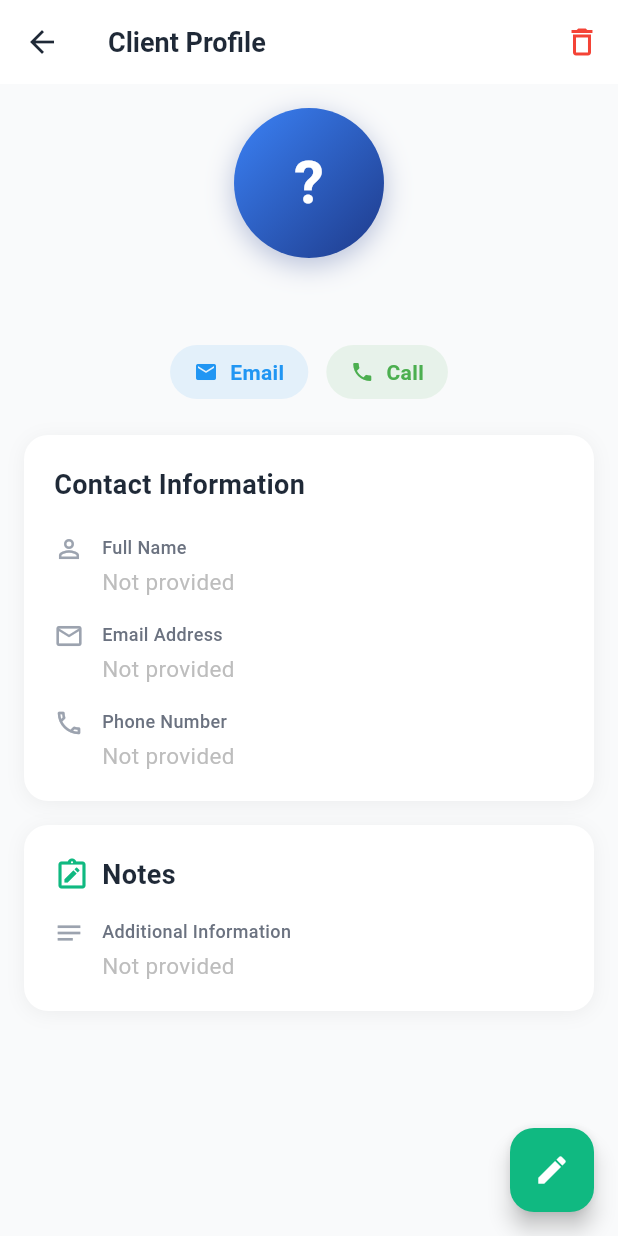
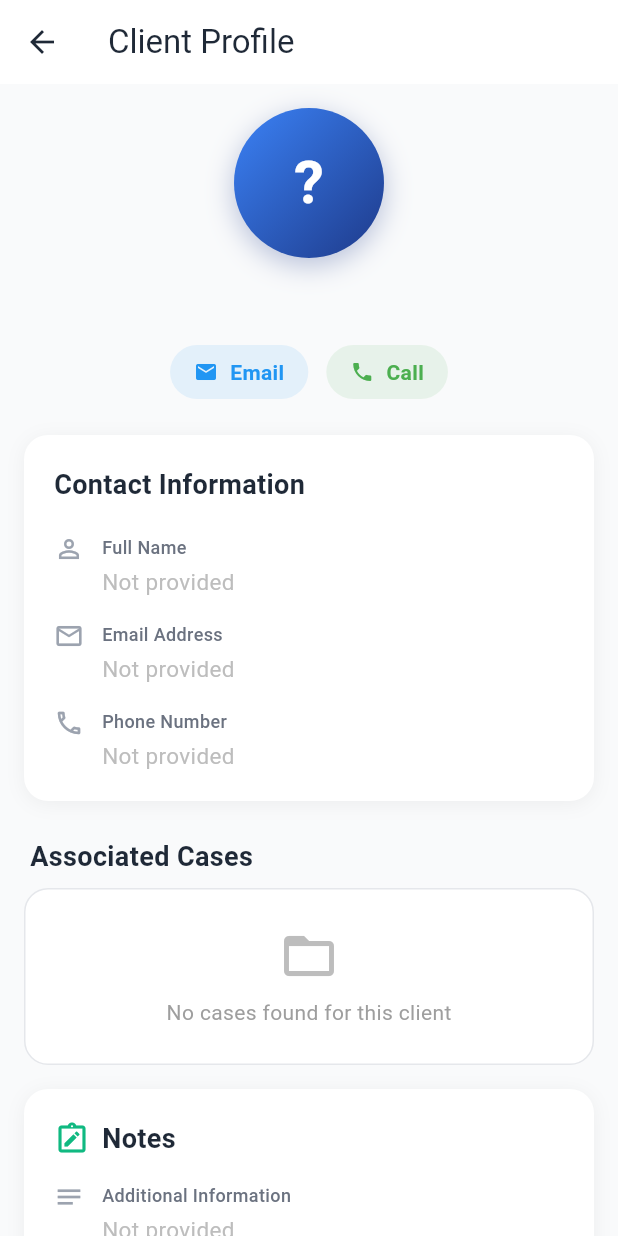
Before and after one commit to andareomondi/lawdesk, a Flutter app: the ClientDetailsPage screen opened directly with empty values, on a phone screen of 412 x 824 dp. Run offline on Flutter 3.47's test engine with Material 3 defaults, Android fonts, the phone set to English and light mode, and no system bars; our stand-ins replace connectivity_plus, delightful_toast, email_validator, file_picker, firebase_core, firebase_messaging and 9 more; missing offline and left inert: flutter_pdfview, shorebird_code_push; accounts and stored records are empty; Roboto replaces fonts that are missing (SF Pro Display).

Commit message:
Update(Clients): Linked the cases of the respective clients

```diff
--- a/lib/screens/clients/client_details_page.dart
+++ b/lib/screens/clients/client_details_page.dart
@@ -3,11 +3,13 @@ import 'package:supabase_flutter/supabase_flutter.dart';
 import 'package:lawdesk/widgets/delightful_toast.dart';
 import 'package:lawdesk/services/connectivity_service.dart';
 import 'package:lawdesk/utils/offline_action_helper.dart';
+import 'package:lawdesk/widgets/cases/details.dart';
 
 class ClientDetailsPage extends StatefulWidget {
   final Map<String, dynamic> clientData;
 
-  const ClientDetailsPage({Key? key, required this.clientData}) : super(key: key);
+  const ClientDetailsPage({Key? key, required this.clientData})
+    : super(key: key);
 
   @override
   State<ClientDetailsPage> createState() => _ClientDetailsPageState();
@@ -20,8 +22,10 @@ class _ClientDetailsPageState extends State<ClientDetailsPage> {
   late TextEditingController _phoneController;
   late TextEditingController _notesController;
 
+  List<Map<String, dynamic>> _linkedCases = [];
   bool _isEditing = false;
   bool _isLoading = false;
+  bool _isLoadingCases = true;
   bool _isOfflineMode = false;
 
   @override
@@ -29,6 +33,7 @@ class _ClientDetailsPageState extends State<ClientDetailsPage> {
     super.initState();
     _initializeControllers();
     _isOfflineMode = !connectivityService.isConnected;
+    _loadLinkedCases();
 
     connectivityService.connectionStream.listen((isConnected) {
       if (mounted) {
@@ -42,8 +47,30 @@ class _ClientDetailsPageState extends State<ClientDetailsPage> {
   void _initializeControllers() {
     _nameController = TextEditingController(text: widget.clientData['name']);
     _emailController = TextEditingController(text: widget.clientData['email']);
-    _phoneController = TextEditingController(text: widget.clientData['phone']?.toString());
+    _phoneController = TextEditingController(
+      text: widget.clientData['phone']?.toString(),
+    );
     _notesController = TextEditingController(text: widget.clientData['notes']);
+  }
+
+  Future<void> _loadLinkedCases() async {
+    setState(() => _isLoadingCases = true);
+    try {
+      final response = await _supabase
+          .from('cases')
+          .select()
+          .eq('name', widget.clientData['name']);
+
+      if (mounted) {
+        setState(() {
+          _linkedCases = List<Map<String, dynamic>>.from(response);
+          _isLoadingCases = false;
+        });
+      }
+    } catch (e) {
+      debugPrint('Error loading linked cases: $e');
+      if (mounted) setState(() => _isLoadingCases = false);
+    }
   }
 
   @override
@@ -56,24 +83,34 @@ class _ClientDetailsPageState extends State<ClientDetailsPage> {
   }
 
   Future<void> _saveChanges() async {
-    if (!OfflineActionHelper.canPerformAction(context, actionName: 'update client')) {
+    if (!OfflineActionHelper.canPerformAction(
+      context,
+      actionName: 'update client',
+    )) {
       return;
     }
 
     if (_nameController.text.trim().isEmpty) {
-      AppToast.showError(context: context, title: 'Error', message: 'Name cannot be empty');
+      AppToast.showError(
+        context: context,
+        title: 'Error',
+        message: 'Name cannot be empty',
+      );
       return;
     }
 
     setState(() => _isLoading = true);
 
     try {
-      await _supabase.from('clients').update({
+      await _supabase
+          .from('clients')
+          .update({
             'name': _nameController.text.trim(),
             'email': _emailController.text.trim(),
             'phone': int.tryParse(_phoneController.text.trim()),
             'notes': _notesController.text.trim(),
-      }).eq('id', widget.clientData['id']);
+          })
+          .eq('id', widget.clientData['id']);
 
       if (mounted) {
         setState(() {
@@ -82,21 +119,34 @@ class _ClientDetailsPageState extends State<ClientDetailsPage> {
           // Update local widget data to reflect changes immediately
           widget.clientData['name'] = _nameController.text.trim();
           widget.clientData['email'] = _emailController.text.trim();
-          widget.clientData['phone'] = int.tryParse(_phoneController.text.trim());
+          widget.clientData['phone'] = int.tryParse(
+            _phoneController.text.trim(),
+          );
           widget.clientData['notes'] = _notesController.text.trim();
         });
-        AppToast.showSuccess(context: context, title: 'Success', message: 'Client updated successfully');
+        AppToast.showSuccess(
+          context: context,
+          title: 'Success',
+          message: 'Client updated successfully',
+        );
       }
     } catch (e) {
       if (mounted) {
         setState(() => _isLoading = false);
-        AppToast.showError(context: context, title: 'Error', message: 'Failed to update client');
+        AppToast.showError(
+          context: context,
+          title: 'Error',
+          message: 'Failed to update client',
+        );
       }
     }
   }
 
   Future<void> _deleteClient() async {
-    if (!OfflineActionHelper.canPerformAction(context, actionName: 'delete client')) {
+    if (!OfflineActionHelper.canPerformAction(
+      context,
+      actionName: 'delete client',
+    )) {
       return;
     }
 
@@ -105,9 +155,13 @@ class _ClientDetailsPageState extends State<ClientDetailsPage> {
       builder: (context) => AlertDialog(
         title: const Text('Delete Client'),
         content: const Text(
-            'Are you sure you want to delete this client? This action cannot be undone.'),
+          'Are you sure you want to delete this client? This action cannot be undone.',
+        ),
         actions: [
-          TextButton(onPressed: () => Navigator.pop(context, false), child: const Text('Cancel')),
+          TextButton(
+            onPressed: () => Navigator.pop(context, false),
+            child: const Text('Cancel'),
+          ),
           TextButton(
             onPressed: () => Navigator.pop(context, true),
             style: TextButton.styleFrom(foregroundColor: Colors.red),
@@ -122,15 +176,26 @@ class _ClientDetailsPageState extends State<ClientDetailsPage> {
     setState(() => _isLoading = true);
 
     try {
-      await _supabase.from('clients').delete().eq('id', widget.clientData['id']);
+      await _supabase
+          .from('clients')
+          .delete()
+          .eq('id', widget.clientData['id']);
       if (mounted) {
-        AppToast.showSuccess(context: context, title: 'Success', message: 'Client deleted successfully');
+        AppToast.showSuccess(
+          context: context,
+          title: 'Success',
+          message: 'Client deleted successfully',
+        );
         Navigator.pop(context, true); // Return true to indicate deletion
       }
     } catch (e) {
       if (mounted) {
         setState(() => _isLoading = false);
-        AppToast.showError(context: context, title: 'Error', message: 'Failed to delete client');
+        AppToast.showError(
+          context: context,
+          title: 'Error',
+          message: 'Failed to delete client',
+        );
       }
     }
   }
@@ -146,84 +211,116 @@ class _ClientDetailsPageState extends State<ClientDetailsPage> {
           icon: const Icon(Icons.arrow_back, color: Color(0xFF1F2937)),
           onPressed: () => Navigator.pop(context),
         ),
-        title: Text(
-          _isEditing ? 'Edit Client' : 'Client Profile',
-          style: const TextStyle(
-            color: Color(0xFF1F2937),
-            fontSize: 18,
-            fontWeight: FontWeight.w600,
+        title: const Text(
+          'Client Profile',
+          style: TextStyle(color: Color(0xFF1F2937)),
         ),
       ),
-        actions: [
-          if (!_isOfflineMode && !_isEditing)
-             IconButton(
-              icon: const Icon(Icons.delete_outline, color: Colors.red),
-              onPressed: _deleteClient,
-            ),
-        ],
-      ),
-      floatingActionButton: _isOfflineMode
-          ? null
-          : FloatingActionButton(
-              onPressed: _isEditing
-                  ? _saveChanges
-                  : () => setState(() => _isEditing = true),
-              backgroundColor: const Color(0xFF10B981),
-              child: _isLoading
-                ? const CircularProgressIndicator(color: Colors.white)
-                : Icon(_isEditing ? Icons.save : Icons.edit, color: Colors.white),
-            ),
-      body: SingleChildScrollView(
+      body: RefreshIndicator(
+        onRefresh: _loadLinkedCases,
+        child: SingleChildScrollView(
+          physics: const AlwaysScrollableScrollPhysics(),
           padding: const EdgeInsets.all(16),
           child: Column(
+            crossAxisAlignment: CrossAxisAlignment.start,
             children: [
-            if (_isOfflineMode)
-              Container(
-                margin: const EdgeInsets.only(bottom: 16),
-                padding: const EdgeInsets.all(12),
-                decoration: BoxDecoration(
-                  color: const Color(0xFFFEF3C7),
-                  borderRadius: BorderRadius.circular(8),
-                  border: Border.all(color: const Color(0xFFF59E0B).withOpacity(0.3)),
-                ),
-                child: Row(
-                  children: [
-                    const Icon(Icons.cloud_off_rounded, color: Color(0xFFF59E0B), size: 18),
-                    const SizedBox(width: 10),
-                    const Text('Offline Mode: Editing is disabled', style: TextStyle(color: Color(0xFF92400E))),
-                  ],
-                ),
-              ),
-
               _buildProfileHeader(),
               const SizedBox(height: 24),
               _buildInfoCard(),
               const SizedBox(height: 16),
-            _buildNotesCard(),
 
-            if (_isEditing) ...[
-              const SizedBox(height: 16),
-              SizedBox(
-                width: double.infinity,
-                child: OutlinedButton(
-                  onPressed: () {
-                    setState(() {
-                      _isEditing = false;
-                      _initializeControllers(); // Reset changes
-                    });
-                  },
-                  style: OutlinedButton.styleFrom(
-                    padding: const EdgeInsets.symmetric(vertical: 12),
-                    shape: RoundedRectangleBorder(borderRadius: BorderRadius.circular(8)),
-                  ),
-                  child: const Text('Cancel'),
+              // Linked Cases Section
+              const Padding(
+                padding: EdgeInsets.symmetric(horizontal: 4, vertical: 8),
+                child: Text(
+                  'Associated Cases',
+                  style: TextStyle(
+                    fontSize: 18,
+                    fontWeight: FontWeight.bold,
+                    color: Color(0xFF1F2937),
                   ),
                 ),
-            ],
-            const SizedBox(height: 80), // Space for FAB
+              ),
+              _buildCasesList(),
+
+              const SizedBox(height: 16),
+              _buildNotesCard(),
+              const SizedBox(height: 80),
             ],
           ),
         ),
+      ),
+    );
+  }
+
+  Widget _buildCasesList() {
+    if (_isLoadingCases) {
+      return const Center(
+        child: Padding(
+          padding: EdgeInsets.all(20.0),
+          child: CircularProgressIndicator(),
+        ),
+      );
+    }
+
+    if (_linkedCases.isEmpty) {
+      return Container(
+        width: double.infinity,
+        padding: const EdgeInsets.all(24),
+        decoration: BoxDecoration(
+          color: Colors.white,
+          borderRadius: BorderRadius.circular(16),
+          border: Border.all(color: const Color(0xFFE5E7EB)),
+        ),
+        child: Column(
+          children: [
+            Icon(Icons.folder_open, color: Colors.grey[400], size: 40),
+            const SizedBox(height: 8),
+            Text(
+              'No cases found for this client',
+              style: TextStyle(color: Colors.grey[500]),
+            ),
+          ],
+        ),
+      );
+    }
+
+    return ListView.builder(
+      shrinkWrap: true,
+      physics: const NeverScrollableScrollPhysics(),
+      itemCount: _linkedCases.length,
+      itemBuilder: (context, index) {
+        final caseItem = _linkedCases[index];
+        return Card(
+          elevation: 0,
+          margin: const EdgeInsets.only(bottom: 8),
+          shape: RoundedRectangleBorder(
+            borderRadius: BorderRadius.circular(12),
+            side: const BorderSide(color: Color(0xFFE5E7EB)),
+          ),
+          child: ListTile(
+            onTap: () {
+              Navigator.push(
+                context,
+                MaterialPageRoute(
+                  builder: (context) =>
+                      CaseDetailsPage(caseId: caseItem['id'].toString()),
+                ),
+              );
+            },
+            leading: const CircleAvatar(
+              backgroundColor: Color(0xFFEFF6FF),
+              child: Icon(Icons.gavel, color: Color(0xFF1E3A8A), size: 20),
+            ),
+            title: Text(
+              caseItem['case_name'] ?? 'Untitled Case',
+              style: const TextStyle(fontWeight: FontWeight.w600),
+            ),
+            subtitle: Text('Status: ${caseItem['status'] ?? 'N/A'}'),
+            trailing: const Icon(Icons.chevron_right, size: 20),
+          ),
+        );
+      },
     );
   }
 
@@ -441,7 +538,9 @@ class _ClientDetailsPageState extends State<ClientDetailsPage> {
                   controller.text.isEmpty ? 'Not provided' : controller.text,
                   style: TextStyle(
                     fontSize: 15,
-                    color: controller.text.isEmpty ? Colors.grey[400] : const Color(0xFF1F2937),
+                    color: controller.text.isEmpty
+                        ? Colors.grey[400]
+                        : const Color(0xFF1F2937),
                     height: 1.4,
                   ),
                 ),
```
Lines whose indentation alone changed are shown as unchanged.
